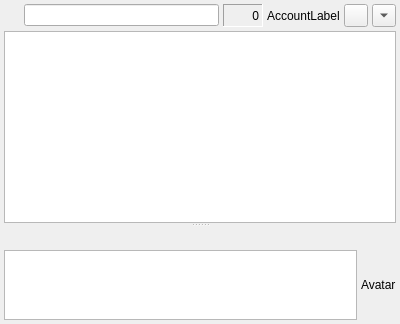
This is src/chatdlg.ui in mblsha/psi as Qt 5 draws it before an edit. The edited form follows.
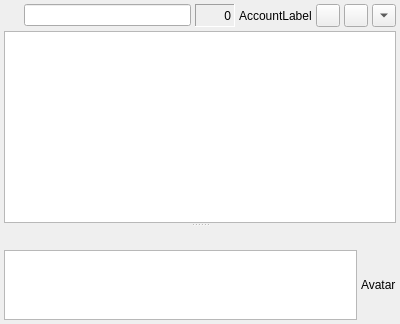
This is the edited form. Custom widgets are drawn as their Qt base class.

Commit message: Show PGP button always when encryption is possible

```diff
--- a/src/chatdlg.ui
+++ b/src/chatdlg.ui
@@ -134,6 +134,22 @@
            </property>
           </widget>
          </item>
+         <item>
+          <widget class="QToolButton" name="tb_pgp" >
+           <property name="text" >
+            <string/>
+           </property>
+           <property name="iconSize" >
+            <size>
+             <width>16</width>
+             <height>16</height>
+            </size>
+           </property>
+           <property name="toolTip" >
+            <string>Toggle encryption</string>
+           </property>
+          </widget>
+         </item>
          <item>
           <widget class="QToolButton" name="tb_emoticons" >
            <property name="text" >
```
The commit also changes 1 other file.
